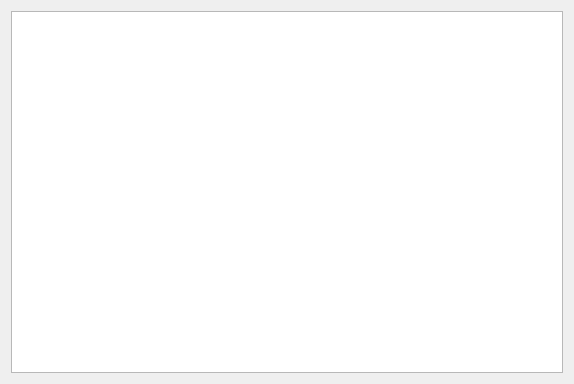
Qt form GalaxyGame/Student/mapwindow.ui (ado130/GalaxyGame) before a commit.
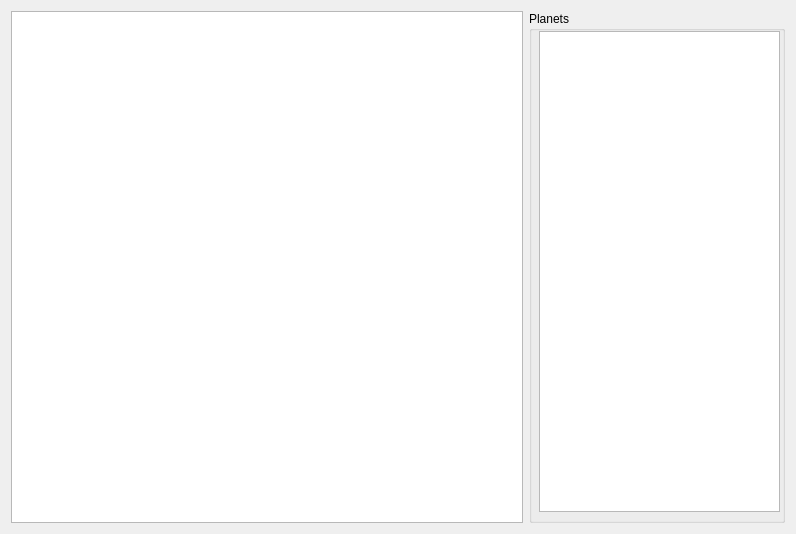
The same form after that commit.

What changed in the file:
```diff
--- a/GalaxyGame/Student/mapwindow.ui
+++ b/GalaxyGame/Student/mapwindow.ui
@@ -6,8 +6,8 @@
    <rect>
     <x>0</x>
     <y>0</y>
-    <width>574</width>
-    <height>384</height>
+    <width>792</width>
+    <height>530</height>
    </rect>
   </property>
   <property name="windowTitle">
@@ -15,7 +15,40 @@
   </property>
   <layout class="QGridLayout" name="gridLayout">
    <item row="0" column="0">
-    <widget class="QGraphicsView" name="graphicsView"/>
+    <widget class="QGraphicsView" name="graphicsView">
+     <property name="minimumSize">
+      <size>
+       <width>512</width>
+       <height>512</height>
+      </size>
+     </property>
+    </widget>
+   </item>
+   <item row="0" column="1">
+    <widget class="QGroupBox" name="gbPlanets">
+     <property name="minimumSize">
+      <size>
+       <width>256</width>
+       <height>0</height>
+      </size>
+     </property>
+     <property name="title">
+      <string>Planets</string>
+     </property>
+     <widget class="QPlainTextEdit" name="ptPlanets">
+      <property name="geometry">
+       <rect>
+        <x>10</x>
+        <y>20</y>
+        <width>241</width>
+        <height>481</height>
+       </rect>
+      </property>
+      <property name="readOnly">
+       <bool>true</bool>
+      </property>
+     </widget>
+    </widget>
    </item>
   </layout>
  </widget>
```
